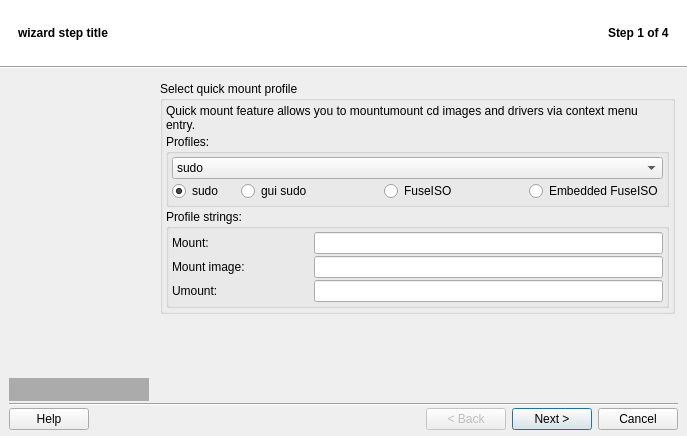
The window that src/q4wine-gui/uis/Wizard.ui (brezerk/q4wine) describes before a commit, drawn with Qt 5.
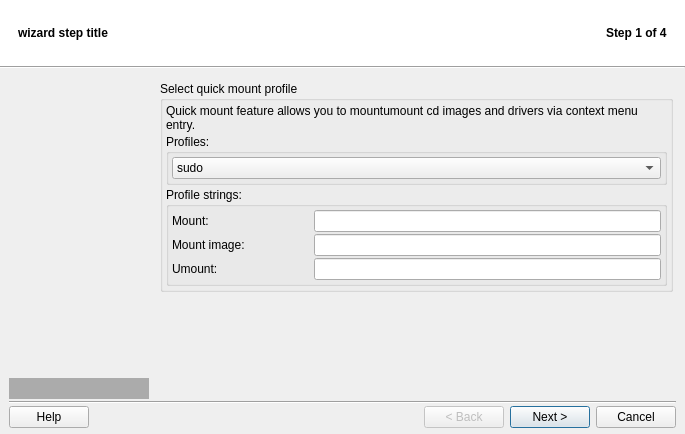
The same window after the commit. Icons and pictures are not drawn.

Commit message: Use QComboBox for QuickMount profile selection;

```diff
--- a/src/q4wine-gui/uis/Wizard.ui
+++ b/src/q4wine-gui/uis/Wizard.ui
@@ -10,8 +10,8 @@
    <rect>
     <x>0</x>
     <y>0</y>
-    <width>687</width>
-    <height>436</height>
+    <width>685</width>
+    <height>434</height>
    </rect>
   </property>
   <property name="windowTitle">
@@ -1845,127 +1845,6 @@
                          </item>
                         </widget>
                        </item>
-                       <item>
-                        <widget class="QWidget" name="widget_8" native="true">
-                         <property name="sizePolicy">
-                          <sizepolicy hsizetype="Preferred" vsizetype="Preferred">
-                           <horstretch>0</horstretch>
-                           <verstretch>0</verstretch>
-                          </sizepolicy>
-                         </property>
-                         <layout class="QHBoxLayout" name="horizontalLayout_3">
-                          <property name="margin">
-                           <number>0</number>
-                          </property>
-                          <item>
-                           <widget class="QRadioButton" name="radioDefault">
-                            <property name="sizePolicy">
-                             <sizepolicy hsizetype="MinimumExpanding" vsizetype="MinimumExpanding">
-                              <horstretch>0</horstretch>
-                              <verstretch>0</verstretch>
-                             </sizepolicy>
-                            </property>
-                            <property name="text">
-                             <string notr="true">sudo</string>
-                            </property>
-                            <property name="checked">
-                             <bool>true</bool>
-                            </property>
-                           </widget>
-                          </item>
-                          <item>
-                           <spacer name="horizontalSpacer_3">
-                            <property name="orientation">
-                             <enum>Qt::Horizontal</enum>
-                            </property>
-                            <property name="sizeType">
-                             <enum>QSizePolicy::Preferred</enum>
-                            </property>
-                            <property name="sizeHint" stdset="0">
-                             <size>
-                              <width>36</width>
-                              <height>20</height>
-                             </size>
-                            </property>
-                           </spacer>
-                          </item>
-                          <item>
-                           <widget class="QRadioButton" name="radioDefaultGui">
-                            <property name="sizePolicy">
-                             <sizepolicy hsizetype="MinimumExpanding" vsizetype="MinimumExpanding">
-                              <horstretch>0</horstretch>
-                              <verstretch>0</verstretch>
-                             </sizepolicy>
-                            </property>
-                            <property name="text">
-                             <string notr="true">gui sudo</string>
-                            </property>
-                            <property name="checked">
-                             <bool>false</bool>
-                            </property>
-                           </widget>
-                          </item>
-                          <item>
-                           <spacer name="horizontalSpacer">
-                            <property name="orientation">
-                             <enum>Qt::Horizontal</enum>
-                            </property>
-                            <property name="sizeType">
-                             <enum>QSizePolicy::Preferred</enum>
-                            </property>
-                            <property name="sizeHint" stdset="0">
-                             <size>
-                              <width>91</width>
-                              <height>20</height>
-                             </size>
-                            </property>
-                           </spacer>
-                          </item>
-                          <item>
-                           <widget class="QRadioButton" name="radioFuse">
-                            <property name="sizePolicy">
-                             <sizepolicy hsizetype="MinimumExpanding" vsizetype="MinimumExpanding">
-                              <horstretch>0</horstretch>
-                              <verstretch>0</verstretch>
-                             </sizepolicy>
-                            </property>
-                            <property name="text">
-                             <string notr="true">FuseISO</string>
-                            </property>
-                           </widget>
-                          </item>
-                          <item>
-                           <spacer name="horizontalSpacer_2">
-                            <property name="orientation">
-                             <enum>Qt::Horizontal</enum>
-                            </property>
-                            <property name="sizeType">
-                             <enum>QSizePolicy::Preferred</enum>
-                            </property>
-                            <property name="sizeHint" stdset="0">
-                             <size>
-                              <width>91</width>
-                              <height>20</height>
-                             </size>
-                            </property>
-                           </spacer>
-                          </item>
-                          <item>
-                           <widget class="QRadioButton" name="radioEmbedded">
-                            <property name="sizePolicy">
-                             <sizepolicy hsizetype="MinimumExpanding" vsizetype="MinimumExpanding">
-                              <horstretch>0</horstretch>
-                              <verstretch>0</verstretch>
-                             </sizepolicy>
-                            </property>
-                            <property name="text">
-                             <string notr="true">Embedded FuseISO</string>
-                            </property>
-                           </widget>
-                          </item>
-                         </layout>
-                        </widget>
-                       </item>
                       </layout>
                      </widget>
                     </item>
```
Left out of the diff: 6 changed lines with no effect on the pictures. The commit also changes 2 other files.
